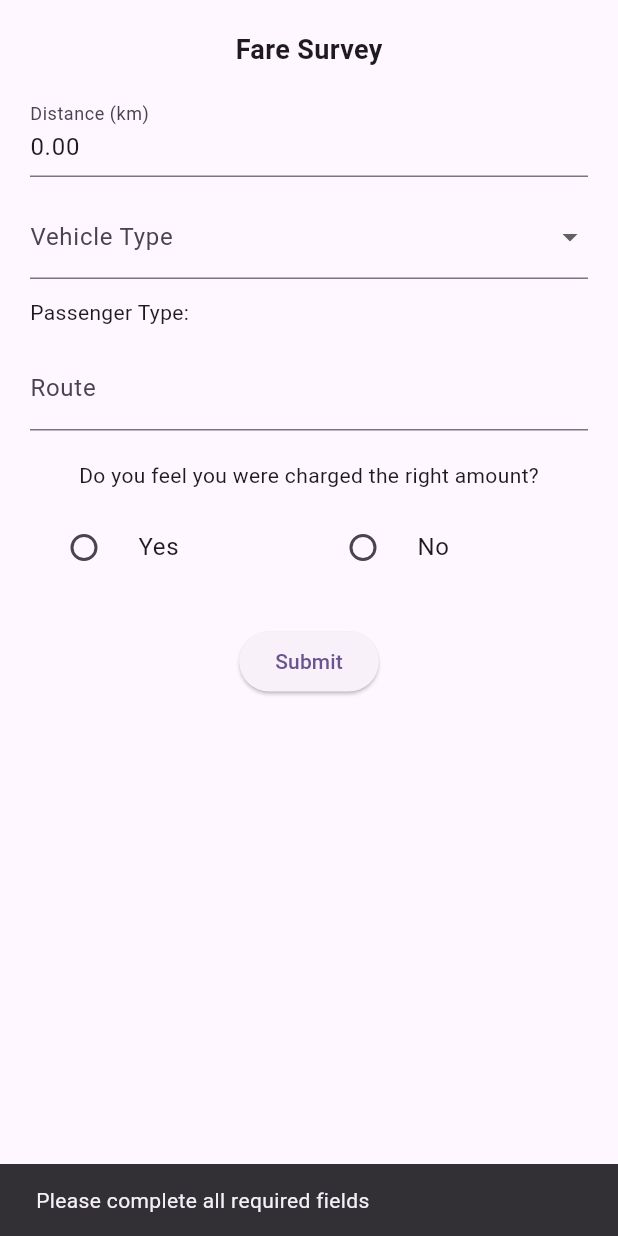
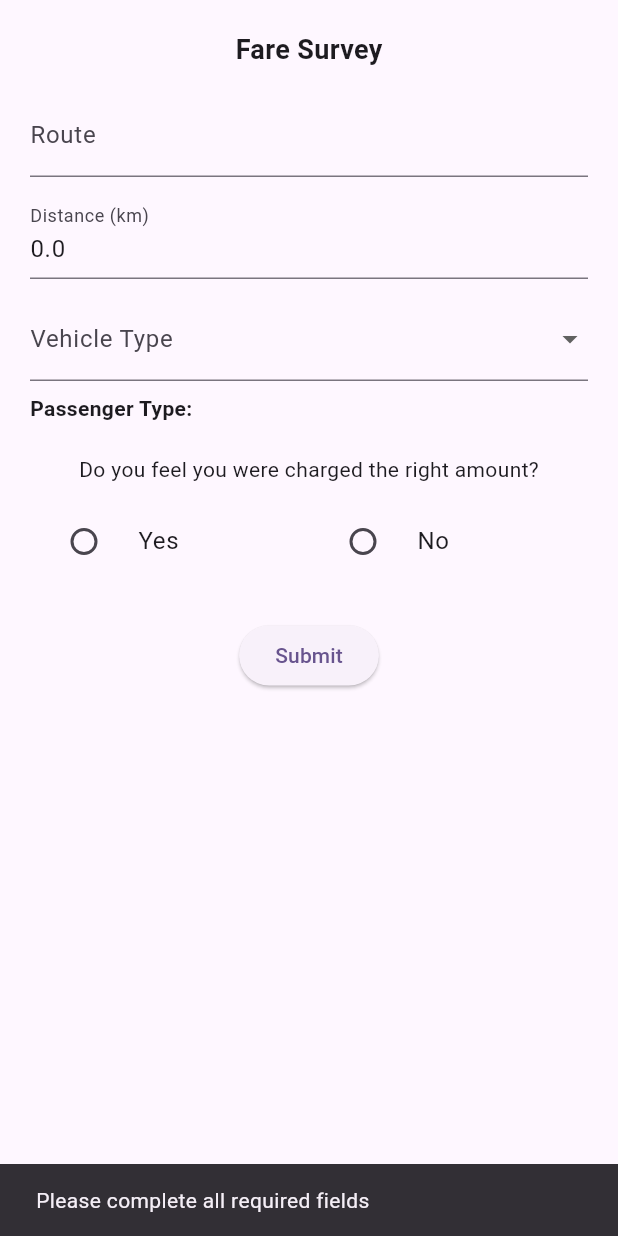
Before and after one commit to BGrazer/Maiway, a Flutter app: the SurveyPage widget shown alone on an empty page, opened directly with empty values, after a tap on "Submit", on a phone screen of 412 x 824 dp. Run offline on Flutter 3.47's test engine with Material 3 defaults, Android fonts, the phone set to English and light mode, and no system bars; our stand-ins replace cloud_firestore, firebase_auth, firebase_core, flutter_map, font_awesome_flutter, geolocator and 3 more; missing offline and left inert: flutter_map_location_marker, syncfusion_flutter_pdfviewer; accounts and stored records are empty.

Commit message:
working survey

```diff
--- a/maiwayapp/lib/survey_page.dart
+++ b/maiwayapp/lib/survey_page.dart
@@ -5,13 +5,11 @@ import 'package:cloud_firestore/cloud_firestore.dart';
 import 'package:firebase_auth/firebase_auth.dart';
 
 class SurveyPage extends StatefulWidget {
-  final double distanceKm;
   final String transportMode;
   final String passengerType;
 
   const SurveyPage({
     super.key,
-    required this.distanceKm,
     required this.transportMode,
     required this.passengerType,
   });
@@ -22,18 +20,16 @@ class SurveyPage extends StatefulWidget {
 
 class _SurveyPageState extends State<SurveyPage> {
   String? _fareFeedback;
+  String? _selectedVehicleType;
   final TextEditingController _chargedFareController = TextEditingController();
   final TextEditingController _distanceController = TextEditingController();
   final TextEditingController _routeController = TextEditingController();
 
-  String? _selectedTransportMode;
-  final List<String> _transportOptions = ['Jeep', 'Bus'];
-
   @override
   void initState() {
     super.initState();
-    _selectedTransportMode = widget.transportMode;
-    _distanceController.text = widget.distanceKm.toStringAsFixed(2);
+    _distanceController.text = "0.0";
+    _selectedVehicleType = widget.transportMode; // Default vehicle type
   }
 
   @override
@@ -42,6 +38,11 @@ class _SurveyPageState extends State<SurveyPage> {
     _distanceController.dispose();
     _routeController.dispose();
     super.dispose();
+  }
+
+  double smartRound(double value) {
+    final decimal = value - value.floor();
+    return decimal >= 0.5 ? value.ceilToDouble() : value.floorToDouble();
   }
 
   Future<void> pushSurveyToFirestore({
@@ -55,24 +56,17 @@ class _SurveyPageState extends State<SurveyPage> {
     required String route,
   }) async {
     final user = FirebaseAuth.instance.currentUser;
-
-    if (user == null) {
-      print("No user logged in.");
-      return;
-    }
-
-    final userId = user.uid;
-    final name = user.displayName ?? 'Anonymous';
+    if (user == null) return;
 
     final surveyData = {
-      'userId': userId,
-      'name': name,
+      'userId': user.uid,
+      'name': user.displayName ?? 'Anonymous',
       'distance': distance.toString(),
       'vehicleType': vehicleType,
       'passenger_type': passengerType,
-      'fare_given': fareGiven,
-      'original_fare': predictedFare,
-      'fare_difference': difference,
+      'fare_given': smartRound(fareGiven),
+      'original_fare': smartRound(predictedFare),
+      'fare_difference': smartRound(difference),
       'anomalous': isAnomalous,
       'route': route,
       'timestamp': FieldValue.serverTimestamp(),
@@ -82,10 +76,7 @@ class _SurveyPageState extends State<SurveyPage> {
   }
 
   Future<void> _submitSurvey() async {
-    if (_fareFeedback == null ||
-        _selectedTransportMode == null ||
-        _distanceController.text.isEmpty ||
-        _routeController.text.isEmpty) {
+    if (_fareFeedback == null || _distanceController.text.isEmpty || _routeController.text.isEmpty) {
       ScaffoldMessenger.of(context).showSnackBar(
         const SnackBar(content: Text('Please complete all required fields')),
       );
@@ -94,19 +85,22 @@ class _SurveyPageState extends State<SurveyPage> {
 
     final distance = double.tryParse(_distanceController.text);
     if (distance == null) {
-      ScaffoldMessenger.of(
-        context,
-      ).showSnackBar(const SnackBar(content: Text('Invalid distance input')));
+      ScaffoldMessenger.of(context).showSnackBar(
+        const SnackBar(content: Text('Invalid distance input')),
+      );
       return;
     }
 
     final route = _routeController.text.trim();
+    final vehicleType = _selectedVehicleType ?? widget.transportMode;
+    final passengerType = widget.passengerType;
+    final isDiscounted = passengerType.toLowerCase() == 'discounted';
 
     if (_fareFeedback == 'yes') {
       await pushSurveyToFirestore(
         distance: distance,
-        vehicleType: _selectedTransportMode!,
-        passengerType: widget.passengerType,
+        vehicleType: vehicleType,
+        passengerType: passengerType,
         fareGiven: 0.0,
         predictedFare: 0.0,
         difference: 0.0,
@@ -116,15 +110,14 @@ class _SurveyPageState extends State<SurveyPage> {
 
       showDialog(
         context: context,
-        builder:
-            (context) => AlertDialog(
+        builder: (context) => AlertDialog(
           title: const Text("Nice!"),
           content: Text(
             "Thank you and have a safe trip.\n\n"
+            "Route: $route\n"
             "Distance: $distance km\n"
-                "Transport Mode: $_selectedTransportMode\n"
-                "Passenger Type: ${widget.passengerType}\n"
-                "Route: $route",
+            "Vehicle: $vehicleType\n"
+            "Passenger Type: $passengerType",
           ),
           actions: [
             TextButton(
@@ -133,7 +126,7 @@ class _SurveyPageState extends State<SurveyPage> {
                 Navigator.pop(context);
               },
               child: const Text("OK"),
-                ),
+            )
           ],
         ),
       );
@@ -147,46 +140,36 @@ class _SurveyPageState extends State<SurveyPage> {
 
       final chargedFare = double.tryParse(_chargedFareController.text);
       if (chargedFare == null) {
-        ScaffoldMessenger.of(
-          context,
-        ).showSnackBar(const SnackBar(content: Text('Invalid fare input')));
+        ScaffoldMessenger.of(context).showSnackBar(
+          const SnackBar(content: Text('Invalid fare input')),
+        );
         return;
       }
 
-      final url = Uri.parse(
-        "https://maiway-production.up.railway.app/predict_fare",
-      );
+      final url = Uri.parse("http://192.168.254.105:5000/predict_fare");
 
       try {
         final response = await http.post(
           url,
           headers: {'Content-Type': 'application/json'},
           body: jsonEncode({
-            "vehicle_type": _selectedTransportMode,
-            "passenger_type": widget.passengerType,
+            "vehicle_type": vehicleType,
+            "passenger_type": passengerType,
             "distance_km": distance,
             "charged_fare": chargedFare,
+            "discounted": isDiscounted,
           }),
         );
 
         final data = jsonDecode(response.body);
-
-        if (data.containsKey('error')) {
-          ScaffoldMessenger.of(
-            context,
-          ).showSnackBar(SnackBar(content: Text('Error: ${data['error']}')));
-          return;
-        }
-
         final predictedFare = data['predicted_fare'].toDouble();
         final difference = data['difference'].toDouble();
-        final chargedFareFormatted = data['charged_fare'];
-        final isAnomalous = chargedFare > predictedFare;
+        final isAnomalous = data['is_anomalous'] ?? false;
 
         await pushSurveyToFirestore(
           distance: distance,
-          vehicleType: _selectedTransportMode!,
-          passengerType: widget.passengerType,
+          vehicleType: vehicleType,
+          passengerType: passengerType,
           fareGiven: chargedFare,
           predictedFare: predictedFare,
           difference: difference,
@@ -194,27 +177,22 @@ class _SurveyPageState extends State<SurveyPage> {
           route: route,
         );
 
-        String alert;
-        if (chargedFare > predictedFare) {
-          alert = "⚠️ ALERT: Overpricing Detected!";
-        } else if (chargedFare < predictedFare) {
-          alert =
-              "✅ Fare is fair.\n\nNote: The charged fare is lower than expected.\nThe correct fare should be ₱${predictedFare.toStringAsFixed(2)}";
-        } else {
-          alert = "✅ Fare is within the acceptable range.";
-        }
+        final alert = chargedFare > predictedFare
+            ? "ALERT: Overpricing Detected!"
+            : (chargedFare < predictedFare
+                ? "Fare is fair.\n\nNote: The charged fare is lower than expected.\nThe correct fare should be ₱${smartRound(predictedFare).toStringAsFixed(2)}"
+                : "Fare is within the acceptable range.");
 
         showDialog(
           context: context,
-          builder:
-              (context) => AlertDialog(
+          builder: (context) => AlertDialog(
             title: const Text("Fare Validation Result"),
             content: Text(
+              "Route: $route\n"
               "Distance: $distance km\n"
-                  "Predicted Fare: ₱${predictedFare.toStringAsFixed(2)}\n"
-                  "Charged Fare: ₱$chargedFareFormatted\n"
-                  "Difference: ₱${difference.toStringAsFixed(2)}\n"
-                  "Route: $route\n\n"
+              "Predicted Fare: ₱${smartRound(predictedFare).toStringAsFixed(2)}\n"
+              "Charged Fare: ₱${smartRound(chargedFare).toStringAsFixed(2)}\n"
+              "Difference: ₱${smartRound(difference).toStringAsFixed(2)}\n\n"
               "$alert",
             ),
             actions: [
@@ -224,7 +202,7 @@ class _SurveyPageState extends State<SurveyPage> {
                   Navigator.pop(context);
                 },
                 child: const Text("OK"),
-                  ),
+              )
             ],
           ),
         );
@@ -239,56 +217,28 @@ class _SurveyPageState extends State<SurveyPage> {
 
   @override
   Widget build(BuildContext context) {
-    return WillPopScope(
-      onWillPop: () async {
-        final isSurveyComplete =
-            _fareFeedback != null &&
-            _selectedTransportMode != null &&
-            _distanceController.text.isNotEmpty &&
-            _routeController.text.isNotEmpty &&
-            (_fareFeedback == 'yes' ||
-                (_fareFeedback == 'no' &&
-                    _chargedFareController.text.isNotEmpty));
-
-        if (!isSurveyComplete) {
-          await showDialog(
-            context: context,
-            builder:
-                (context) => AlertDialog(
-                  title: const Text("Survey Incomplete"),
-                  content: const Text(
-                    "Please complete the survey before exiting.",
-                  ),
-                  actions: [
-                    TextButton(
-                      onPressed: () => Navigator.of(context).pop(),
-                      child: const Text("OK"),
-                    ),
-                  ],
-                ),
-          );
-          return false;
-        }
-
-        return true;
-      },
-      child: Padding(
+    return Padding(
       padding: const EdgeInsets.fromLTRB(20, 20, 20, 40),
       child: SingleChildScrollView(
         child: Column(
           mainAxisSize: MainAxisSize.min,
           children: [
-              const Text(
-                "Fare Survey",
-                style: TextStyle(fontSize: 18, fontWeight: FontWeight.bold),
-              ),
+            const Text("Fare Survey", style: TextStyle(fontSize: 18, fontWeight: FontWeight.bold)),
             const SizedBox(height: 16),
 
             TextField(
+              controller: _routeController,
+              decoration: const InputDecoration(
+                labelText: "Route",
+                hintText: "e.g., Monumento to Baclaran",
+              ),
+            ),
+
+            const SizedBox(height: 12),
+
+            TextField(
               controller: _distanceController,
-                keyboardType: const TextInputType.numberWithOptions(
-                  decimal: true,
-                ),
+              keyboardType: const TextInputType.numberWithOptions(decimal: true),
               decoration: const InputDecoration(
                 labelText: "Distance (km)",
                 hintText: "Enter estimated distance",
@@ -298,36 +248,21 @@ class _SurveyPageState extends State<SurveyPage> {
             const SizedBox(height: 12),
 
             DropdownButtonFormField<String>(
-                value: _selectedTransportMode,
+              value: _selectedVehicleType,
+              items: ['Jeep', 'Bus']
+                  .map((type) => DropdownMenuItem(value: type, child: Text(type)))
+                  .toList(),
+              onChanged: (value) => setState(() => _selectedVehicleType = value),
               decoration: const InputDecoration(labelText: "Vehicle Type"),
-                items:
-                    _transportOptions.map((mode) {
-                      return DropdownMenuItem(value: mode, child: Text(mode));
-                    }).toList(),
-                onChanged:
-                    (value) => setState(() => _selectedTransportMode = value),
             ),
 
-              const SizedBox(height: 12),
+            const SizedBox(height: 8),
 
             Row(
               children: [
-                  const Text("Passenger Type: "),
-                  Text(
-                    widget.passengerType,
-                    style: const TextStyle(fontWeight: FontWeight.bold),
-                  ),
+                const Text("Passenger Type: ", style: TextStyle(fontWeight: FontWeight.bold)),
+                Text(widget.passengerType),
               ],
-              ),
-
-              const SizedBox(height: 12),
-
-              TextField(
-                controller: _routeController,
-                decoration: const InputDecoration(
-                  labelText: "Route",
-                  hintText: "e.g., Balut to Divisoria",
-                ),
             ),
 
             const SizedBox(height: 20),
@@ -341,8 +276,7 @@ class _SurveyPageState extends State<SurveyPage> {
                     title: const Text("Yes"),
                     value: 'yes',
                     groupValue: _fareFeedback,
-                      onChanged:
-                          (value) => setState(() => _fareFeedback = value),
+                    onChanged: (value) => setState(() => _fareFeedback = value),
                   ),
                 ),
                 Expanded(
@@ -350,8 +284,7 @@ class _SurveyPageState extends State<SurveyPage> {
                     title: const Text("No"),
                     value: 'no',
                     groupValue: _fareFeedback,
-                      onChanged:
-                          (value) => setState(() => _fareFeedback = value),
+                    onChanged: (value) => setState(() => _fareFeedback = value),
                   ),
                 ),
               ],
@@ -362,12 +295,8 @@ class _SurveyPageState extends State<SurveyPage> {
               const Text("How much was the charged fare?"),
               TextField(
                 controller: _chargedFareController,
-                  keyboardType: const TextInputType.numberWithOptions(
-                    decimal: true,
-                  ),
-                  decoration: const InputDecoration(
-                    hintText: "Enter fare in PHP",
-                  ),
+                keyboardType: const TextInputType.numberWithOptions(decimal: true),
+                decoration: const InputDecoration(hintText: "Enter fare in PHP"),
               ),
             ],
 
@@ -379,7 +308,6 @@ class _SurveyPageState extends State<SurveyPage> {
           ],
         ),
       ),
-      ),
     );
   }
 }
```
Also changed, not shown: maiwayapp/lib/map_screen.dart (+4 -3 lines). Lines whose indentation alone changed are shown as unchanged.
